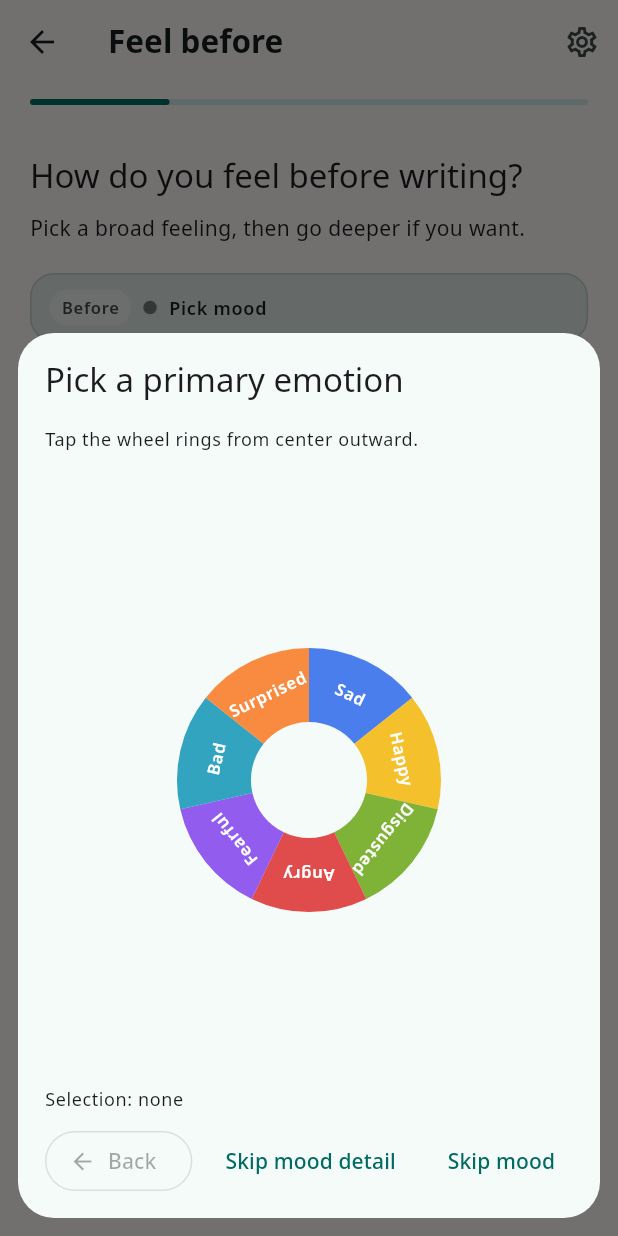
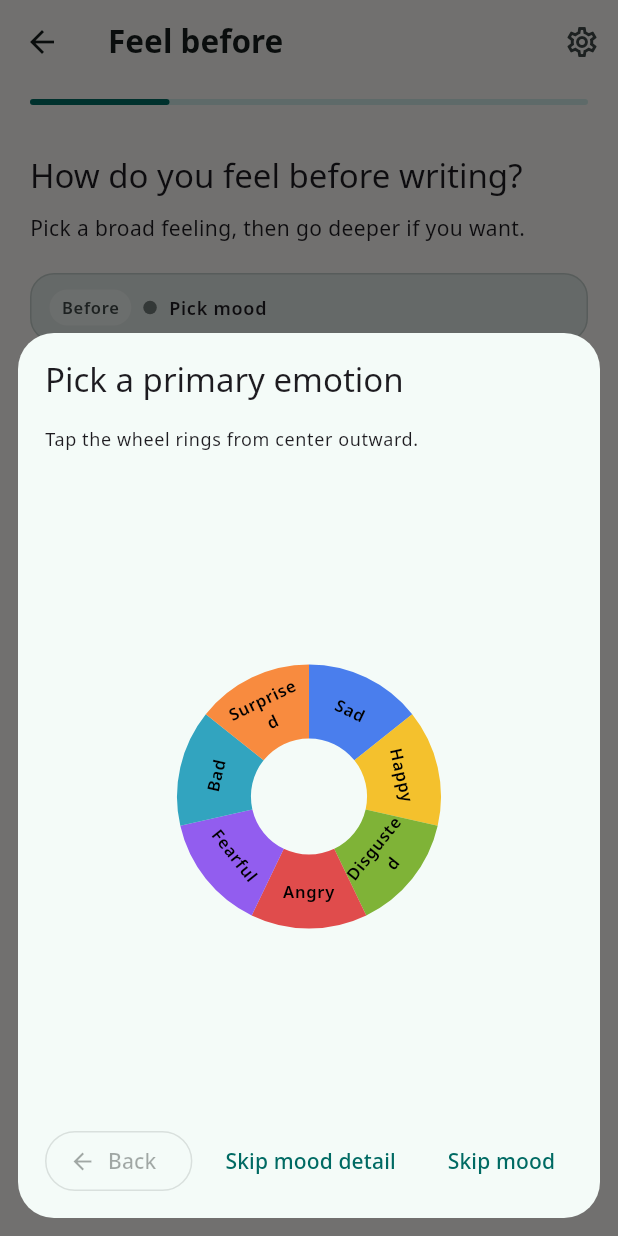
Before and after one commit to arqueffe/sentiment, a Flutter app: the EntryEditorScreen screen opened by its route, after a tap on "Before", on a phone screen of 412 x 824 dp. Run offline on Flutter 3.47's test engine with Material 3 defaults, Android fonts, the phone set to English and light mode, and no system bars; our stand-ins replace flutter_riverpod, flutter_secure_storage, google_fonts, hive, hive_flutter, local_auth and 2 more; missing offline and left inert: cryptography, dart_bert_tokenizer, file_selector, flutter_avif, flutter_onnxruntime; accounts and stored records are empty; project files that could hold a hidden picture were left out.

Commit message:
Fix the emotion wheel.

```diff
--- a/assets/emotion_wheel.txt
+++ b/assets/emotion_wheel.txt
@@ -5,8 +5,8 @@ SAD
     VULNERABLE
         VICTIMIZED
         FRAGILE
-    DESPAIR
-        GRIEF
+    DESPAIRING
+        GRIEVING
         POWERLESS
     GUILTY
         ASHAMED
@@ -49,7 +49,7 @@ DISGUSTED
     DISAPPROVING
         JUDGMENTAL
         EMBARRASSED
-    DISSAPOINTED
+    DISAPPOINTED
         APPALLED
         REVOLTED
     AWFUL
@@ -104,7 +104,7 @@ FEARFUL
         NERVOUS
 BAD
     BORED
-        INDEFFERENT
+        INDIFFERENT
         APATHETIC
     BUSY
         PRESSURED
@@ -112,7 +112,7 @@ BAD
     STRESSED
         OVERWHELMED
         OUT OF CONTROL
-    TIED
+    TIRED
         SLEEPY
         UNFOCUSED
 SURPRISED
@@ -124,7 +124,7 @@ SURPRISED
         PERPLEXED
     AMAZED
         ASTONISHED
-        AWE
+        AWESTRUCK
     EXCITED
         EAGER
         ENERGETIC
--- a/lib/models/emotion.dart
+++ b/lib/models/emotion.dart
@@ -52,9 +52,9 @@ class EmotionCatalog {
         ),
         EmotionNode(
           id: 'sad_despair',
-          label: 'Despair',
+          label: 'Despairing',
           children: [
-            EmotionNode(id: 'sad_despair_grief', label: 'Grief'),
+            EmotionNode(id: 'sad_despair_grief', label: 'Grieving'),
             EmotionNode(id: 'sad_despair_powerless', label: 'Powerless'),
           ],
         ),
@@ -185,7 +185,7 @@ class EmotionCatalog {
         ),
         EmotionNode(
           id: 'disgusted_dissapointed',
-          label: 'Dissapointed',
+          label: 'Disappointed',
           children: [
             EmotionNode(
               id: 'disgusted_dissapointed_appalled',
@@ -359,7 +359,7 @@ class EmotionCatalog {
           id: 'bad_bored',
           label: 'Bored',
           children: [
-            EmotionNode(id: 'bad_bored_indefferent', label: 'Indefferent'),
+            EmotionNode(id: 'bad_bored_indefferent', label: 'Indifferent'),
             EmotionNode(id: 'bad_bored_apathetic', label: 'Apathetic'),
           ],
         ),
@@ -384,7 +384,7 @@ class EmotionCatalog {
         ),
         EmotionNode(
           id: 'bad_tied',
-          label: 'Tied',
+          label: 'Tired',
           children: [
             EmotionNode(id: 'bad_tied_sleepy', label: 'Sleepy'),
             EmotionNode(id: 'bad_tied_unfocused', label: 'Unfocused'),
@@ -420,7 +420,7 @@ class EmotionCatalog {
           label: 'Amazed',
           children: [
             EmotionNode(id: 'surprised_amazed_astonished', label: 'Astonished'),
-            EmotionNode(id: 'surprised_amazed_awe', label: 'Awe'),
+            EmotionNode(id: 'surprised_amazed_awe', label: 'Awestruck'),
           ],
         ),
         EmotionNode(
--- a/lib/ui/entry_editor_screen.dart
+++ b/lib/ui/entry_editor_screen.dart
@@ -201,6 +201,13 @@ class _EntryEditorScreenState extends ConsumerState<EntryEditorScreen> {
                       value: _preMood,
                       role: 'Before',
                       onPick: () => _pickMood(isPre: true),
+                      onClear: _preMood == null
+                          ? null
+                          : () {
+                              setState(() {
+                                _preMood = null;
+                              });
+                            },
                     ),
                     _WriteStep(
                       bodyController: _bodyController,
@@ -229,6 +236,13 @@ class _EntryEditorScreenState extends ConsumerState<EntryEditorScreen> {
                       value: _postMood,
                       role: 'After',
                       onPick: () => _pickMood(isPre: false),
+                      onClear: _postMood == null
+                          ? null
+                          : () {
+                              setState(() {
+                                _postMood = null;
+                              });
+                            },
                       secondaryActionLabel: _preMood == null
                           ? null
                           : 'Use same as before',
@@ -289,6 +303,7 @@ class _MoodStep extends StatelessWidget {
     required this.value,
     required this.role,
     required this.onPick,
+    this.onClear,
     this.secondaryActionLabel,
     this.onSecondaryAction,
   });
@@ -297,6 +312,7 @@ class _MoodStep extends StatelessWidget {
   final EmotionSelection? value;
   final String role;
   final VoidCallback onPick;
+  final VoidCallback? onClear;
   final String? secondaryActionLabel;
   final VoidCallback? onSecondaryAction;
 
@@ -318,6 +334,14 @@ class _MoodStep extends StatelessWidget {
           role: role,
           onTap: onPick,
         ),
+        if (onClear != null) ...[
+          const SizedBox(height: 8),
+          TextButton.icon(
+            onPressed: onClear,
+            icon: const Icon(Icons.close_rounded),
+            label: const Text('Remove feeling'),
+          ),
+        ],
         if (secondaryActionLabel != null && onSecondaryAction != null) ...[
           const SizedBox(height: 8),
           TextButton.icon(
--- a/lib/ui/widgets/emotion_picker.dart
+++ b/lib/ui/widgets/emotion_picker.dart
@@ -335,8 +335,6 @@ class _EmotionPickerSheetState extends State<EmotionPickerSheet>
                     ),
                   ),
                 ),
-                const SizedBox(height: 6),
-                _RingLegend(primary: _primary, secondary: _secondary),
                 const SizedBox(height: 10),
                 Row(
                   children: [
@@ -370,25 +368,6 @@ class _EmotionPickerSheetState extends State<EmotionPickerSheet>
           ),
         ),
       ),
-    );
-  }
-}
-
-class _RingLegend extends StatelessWidget {
-  const _RingLegend({required this.primary, required this.secondary});
-
-  final EmotionNode? primary;
-  final EmotionNode? secondary;
-
-  @override
-  Widget build(BuildContext context) {
-    return Text(
-      primary == null
-          ? 'Selection: none'
-          : secondary == null
-          ? 'Selection: ${primary!.label}'
-          : 'Selection: ${primary!.label} · ${secondary!.label}',
-      style: Theme.of(context).textTheme.bodySmall,
     );
   }
 }
@@ -546,26 +525,49 @@ class _EmotionWheelPainter extends CustomPainter {
           center.dy + labelRadius * math.sin(mid),
         );
 
-        final text = node.label;
-        final textPainter = TextPainter(
-          text: TextSpan(
-            text: text,
-            style: Theme.of(context).textTheme.labelSmall?.copyWith(
-              fontWeight: FontWeight.w600,
-              color: muted
-                  ? Theme.of(
-                      context,
-                    ).colorScheme.onSurface.withValues(alpha: 0.82)
-                  : Theme.of(context).colorScheme.onPrimary,
+        final baseStyle = Theme.of(context).textTheme.labelSmall?.copyWith(
+          fontWeight: FontWeight.w600,
+          color: Colors.black,
+        );
+
+        final arcWidth = labelRadius * sweep;
+        final maxLabelWidth = math.max(18.0, arcWidth - 6);
+        final maxLabelHeight = math.max(14.0, strokeWidth - 6);
+
+        var fontSize = (baseStyle?.fontSize ?? 11.0).clamp(8.0, 13.0);
+        late TextPainter textPainter;
+
+        while (true) {
+          textPainter = TextPainter(
+            text: TextSpan(
+              text: node.label,
+              style: baseStyle?.copyWith(fontSize: fontSize),
             ),
-          ),
-          maxLines: 1,
-          textDirection: TextDirection.ltr,
-        )..layout(maxWidth: strokeWidth * 1.5);
+            maxLines: 2,
+            textAlign: TextAlign.center,
+            textDirection: TextDirection.ltr,
+          )..layout(maxWidth: maxLabelWidth);
+
+          final tooTall = textPainter.height > maxLabelHeight;
+          final exceeded = textPainter.didExceedMaxLines;
+          if ((!tooTall && !exceeded) || fontSize <= 8.0) {
+            break;
+          }
+          fontSize -= 0.5;
+        }
 
         canvas.save();
         canvas.translate(labelOffset.dx, labelOffset.dy);
-        canvas.rotate(mid + math.pi / 2);
+        var textRotation = mid + math.pi / 2;
+        final normalizedRotation =
+            ((textRotation % (2 * math.pi)) + (2 * math.pi)) % (2 * math.pi);
+        final isUpsideDown =
+            normalizedRotation > math.pi / 2 &&
+            normalizedRotation < 3 * math.pi / 2;
+        if (isUpsideDown) {
+          textRotation += math.pi;
+        }
+        canvas.rotate(textRotation);
         textPainter.paint(
           canvas,
           Offset(-textPainter.width / 2, -textPainter.height / 2),
```
